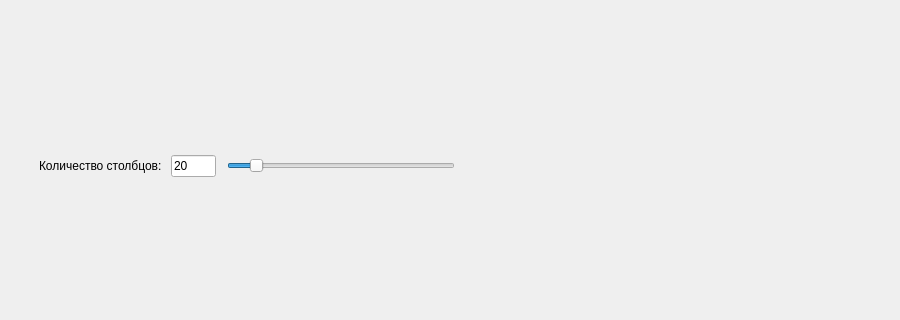
Above: Recognite/diagramwindow.ui from relaxesemind/Recognite before the change; both pictures show x 0 to 900 and y 128 to 448 of the 900 by 600 pixel window. Below: the same form after it.
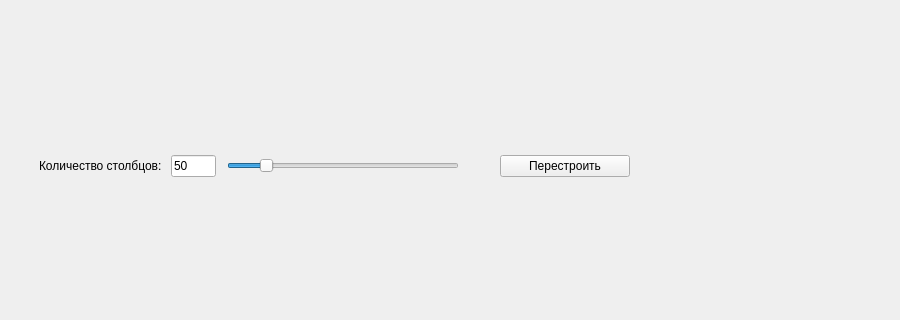
That is the form after the change.

Diff of the .ui file:
```diff
--- a/Recognite/diagramwindow.ui
+++ b/Recognite/diagramwindow.ui
@@ -37,12 +37,12 @@
           <height>55</height>
          </size>
         </property>
-        <widget class="QWidget" name="">
+        <widget class="QWidget" name="layoutWidget">
          <property name="geometry">
           <rect>
            <x>30</x>
            <y>20</y>
-           <width>451</width>
+           <width>591</width>
            <height>26</height>
           </rect>
          </property>
@@ -63,7 +63,7 @@
              </size>
             </property>
             <property name="text">
-             <string>20</string>
+             <string>50</string>
             </property>
            </widget>
           </item>
@@ -86,13 +86,13 @@
           <item>
            <widget class="QSlider" name="horizontalSlider">
             <property name="minimum">
-             <number>5</number>
+             <number>15</number>
             </property>
             <property name="maximum">
-             <number>150</number>
+             <number>250</number>
             </property>
             <property name="value">
-             <number>20</number>
+             <number>50</number>
             </property>
             <property name="orientation">
              <enum>Qt::Horizontal</enum>
@@ -115,6 +115,19 @@
             </property>
            </spacer>
           </item>
+          <item>
+           <widget class="QPushButton" name="pushButton">
+            <property name="minimumSize">
+             <size>
+              <width>130</width>
+              <height>0</height>
+             </size>
+            </property>
+            <property name="text">
+             <string>Перестроить</string>
+            </property>
+           </widget>
+          </item>
          </layout>
         </widget>
        </widget>
```
Left out of the diff: 2 changed lines with no effect on the pictures.
